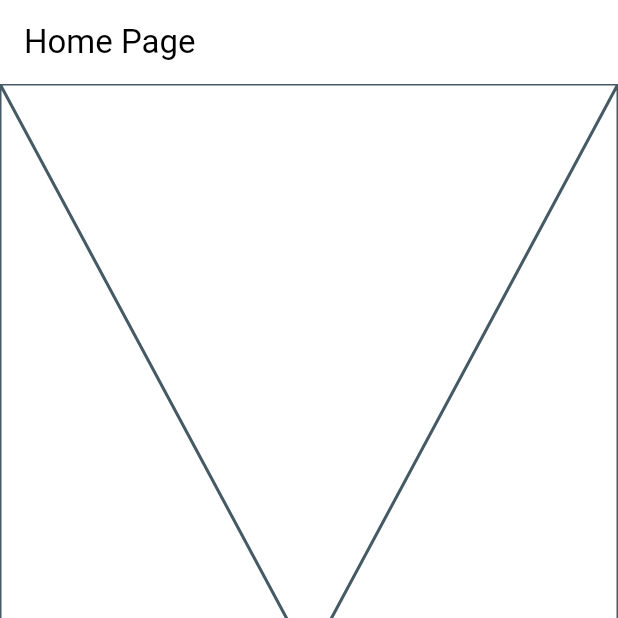
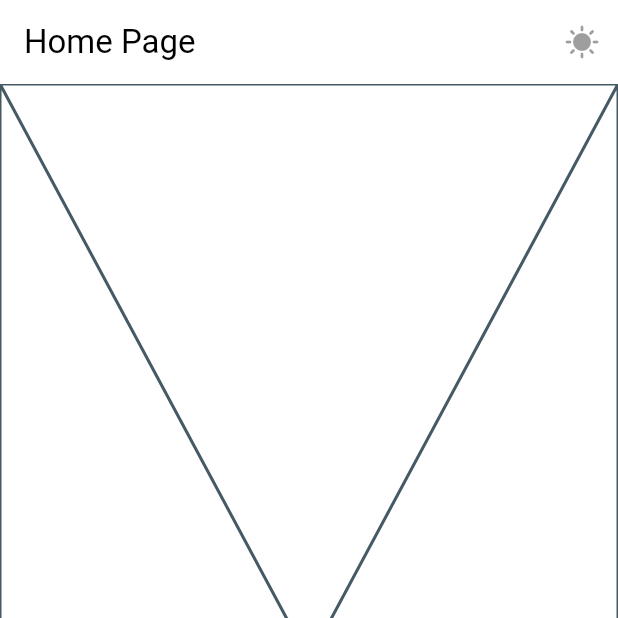
Before and after one commit to BinaryLurkerex/mvc_template, a Flutter app: the screen it shows after launch, on a phone screen of 412 x 824 dp, the top half of it. Run offline on Flutter 3.47's test engine with Material 2 defaults, Android fonts, the phone set to English and light mode, and no system bars; our stand-ins replace flutter_bloc, freezed_annotation, get_it, hydrated_bloc, injectable; generated files the repository leaves out were written again.

Commit message:
style: ui update

```diff
--- a/lib/src/view/pages/home_page.dart
+++ b/lib/src/view/pages/home_page.dart
@@ -1,4 +1,7 @@
 import 'package:flutter/material.dart';
+import 'package:flutter_bloc/flutter_bloc.dart';
+import 'package:mvc_template/src/controllers/bloc/theme_bloc.dart';
+import 'package:mvc_template/src/view/widgets/custom_app_bar.dart';
 
 class HomePage extends StatelessWidget {
   const HomePage({super.key});
@@ -7,12 +10,10 @@ class HomePage extends StatelessWidget {
 
   @override
   Widget build(BuildContext context) {
+    final ThemeBloc themeBloc = BlocProvider.of(context);
+
     return Scaffold(
-      appBar: AppBar(
-        title: Text(
-          'Home Page',
-        ),
-      ),
+      appBar: CustomAppBar(),
       body: Placeholder(),
     );
   }
--- /dev/null
+++ b/lib/src/view/widgets/custom_app_bar.dart
@@ -0,0 +1,20 @@
+import 'package:flutter/material.dart';
+
+class CustomAppBar extends AppBar {
+  CustomAppBar({
+    Function()? onThemePressed,
+  }) : super(
+          centerTitle: false,
+          title: Text(
+            'Home Page',
+          ),
+          actions: [
+            IconButton(
+              onPressed: onThemePressed,
+              icon: Icon(
+                Icons.sunny,
+              ),
+            ),
+          ],
+        );
+}
```
